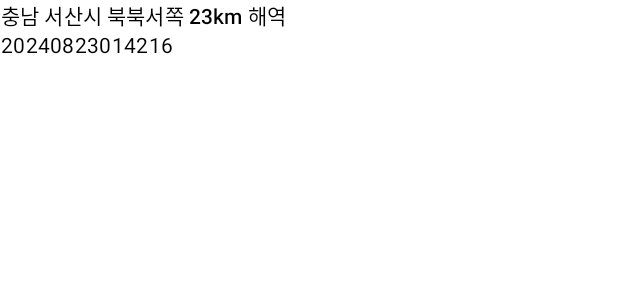
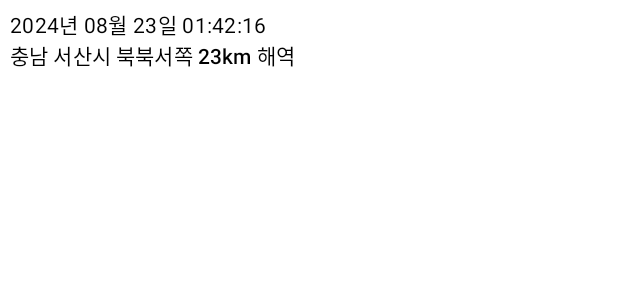
Before and after one commit to pachuho/Earthquake-Map, an Android app built with Jetpack Compose: the @Preview function TableItemPreview, on a phone screen of 412 x 824 dp. Shown: the top 300 px of the screen. Run offline under Robolectric (Android 15) with nearby library versions, the phone set to English and light mode, and no system bars; our stand-ins replace Room's generated code.

Commit message:
Update extension function (toLocalDateTimeAsString)

```diff
--- a/app/src/main/java/com/pachuho/earthquakemap/ui/screen/table/components/TableItem.kt
+++ b/app/src/main/java/com/pachuho/earthquakemap/ui/screen/table/components/TableItem.kt
@@ -3,6 +3,7 @@ package com.pachuho.earthquakemap.ui.screen.table.components
 import androidx.compose.foundation.layout.Column
 import androidx.compose.foundation.layout.Row
 import androidx.compose.foundation.layout.fillMaxWidth
+import androidx.compose.foundation.layout.padding
 import androidx.compose.foundation.layout.wrapContentHeight
 import androidx.compose.material3.MaterialTheme
 import androidx.compose.material3.Text
@@ -11,8 +12,10 @@ import androidx.compose.ui.Modifier
 import androidx.compose.ui.graphics.Color
 import androidx.compose.ui.text.style.TextAlign
 import androidx.compose.ui.tooling.preview.Preview
+import androidx.compose.ui.unit.dp
 import com.pachuho.earthquakemap.data.model.Earthquake
 import com.pachuho.earthquakemap.ui.theme.Orange200
+import com.pachuho.earthquakemap.ui.util.toLocalDateTimeAsString
 
 @Composable
 fun TableItem(earthquake: Earthquake) {
@@ -20,8 +23,17 @@ fun TableItem(earthquake: Earthquake) {
         .fillMaxWidth()
         .wrapContentHeight()
     ) {
+        Column(
+            modifier = Modifier.padding(6.dp)
+        ) {
 
-        Column {
+            Text(
+                text = earthquake.ORIGIN_TIME.toLocalDateTimeAsString(),
+                textAlign = TextAlign.Center,
+                color = Color.Black,
+                style = MaterialTheme.typography.bodyMedium,
+            )
+
             Text(
                 text = earthquake.ORIGIN_AREA,
                 textAlign = TextAlign.Center,
@@ -29,12 +41,6 @@ fun TableItem(earthquake: Earthquake) {
                 style = MaterialTheme.typography.titleSmall,
             )
 
-            Text(
-                text = earthquake.ORIGIN_TIME.toString(),
-                textAlign = TextAlign.Center,
-                color = Color.Black,
-                style = MaterialTheme.typography.bodyMedium,
-            )
         }
     }
 
--- a/app/src/main/java/com/pachuho/earthquakemap/ui/util/TimeExtension.kt
+++ b/app/src/main/java/com/pachuho/earthquakemap/ui/util/TimeExtension.kt
@@ -13,7 +13,8 @@ private fun getTimeFormatter() = DateTimeFormatter
 fun getCurrentTimeAsLong(): Long = LocalDateTime.now().format(getTimeFormatter()).toLong()
 
 fun Long.toLocalDateTimeAsString(): String {
-    return this.toLocalDateTime().format(getTimeFormatter())
+    val outputFormatter = DateTimeFormatter.ofPattern("yyyy년 MM월 dd일 HH:mm:ss")
+    return this.toLocalDateTime().format(outputFormatter)
 }
 
 fun Long.toLocalDateTime(): LocalDateTime {
```
Also changed, not shown: app/src/main/java/com/pachuho/earthquakemap/ui/screen/table/TableScreen.kt (+11 -2 lines).
